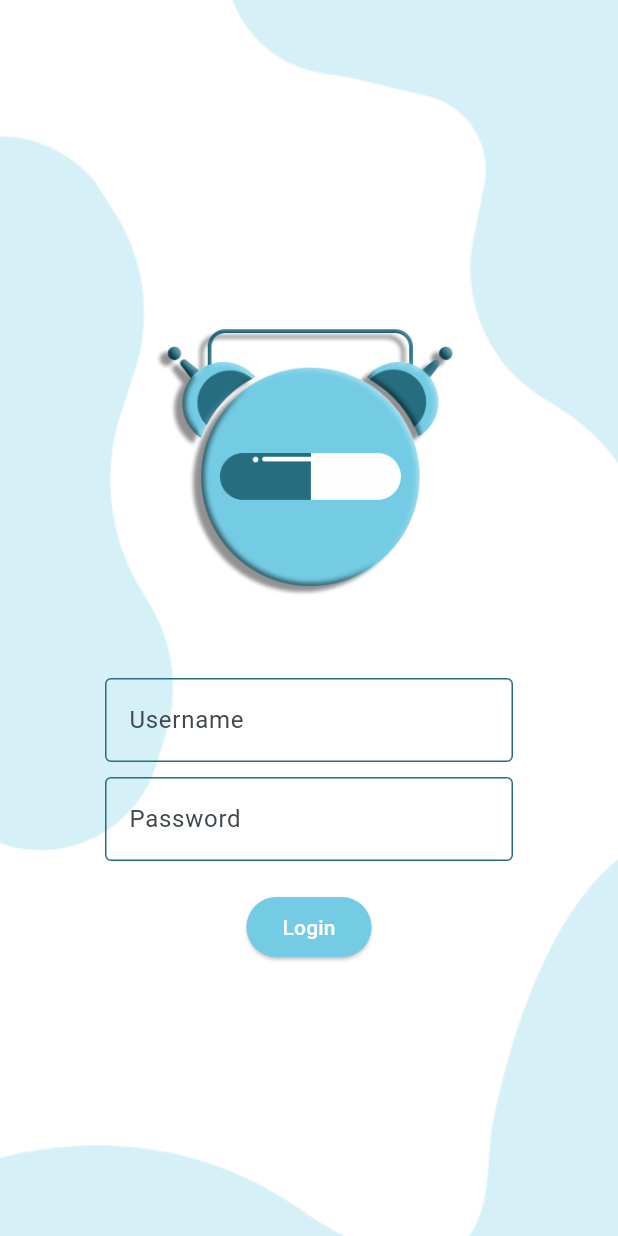
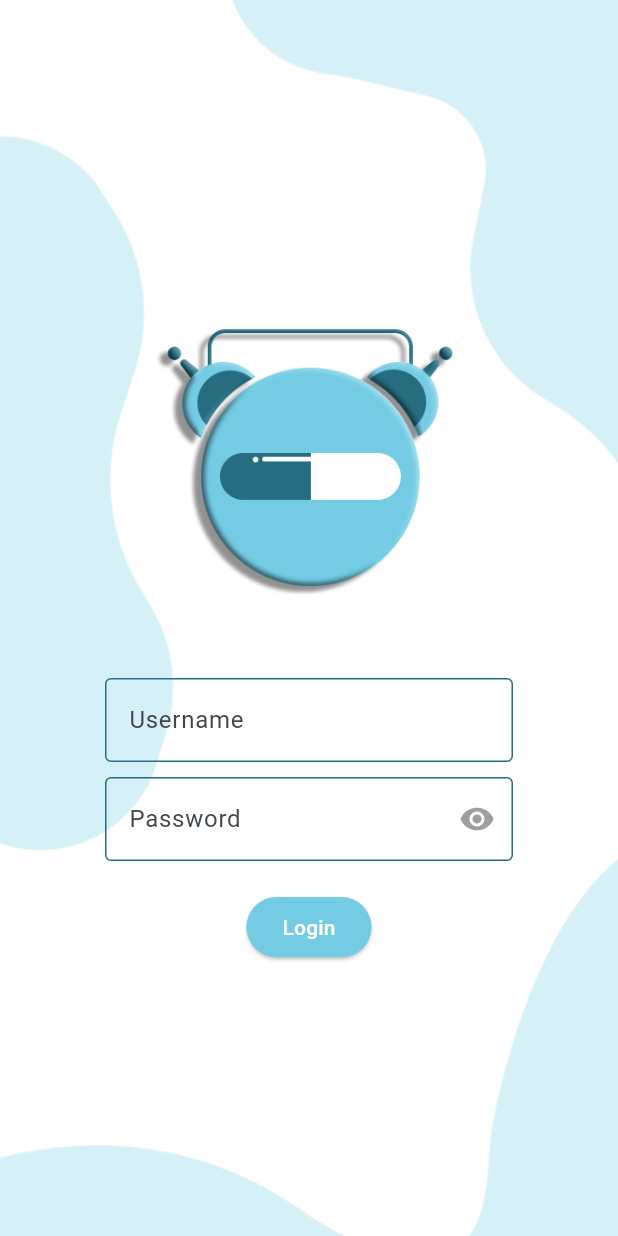
Before and after one commit to Justin-Bolivar/MAD3-Submission-1---Bolivar-Reroma, a Flutter app: the screen it shows after launch, on a phone screen of 412 x 824 dp. Run offline on Flutter 3.47's test engine with Material 3 defaults, Android fonts, the phone set to English and light mode, and no system bars; our stand-ins replace go_router, hive, hive_flutter; accounts and stored records are empty.

Commit message:
added visibility icon

```diff
--- a/lib/login_screen.dart
+++ b/lib/login_screen.dart
@@ -14,6 +14,8 @@ class _LoginScreenState extends State<LoginScreen> {
   final _usernameController = TextEditingController();
   final _passwordController = TextEditingController();
   String _errorMessage = '';
+  bool _isPasswordVisible = false;
+
 
   void _login() {
     if (_formKey.currentState?.validate() ?? false) {
@@ -68,17 +70,28 @@ class _LoginScreenState extends State<LoginScreen> {
                   const SizedBox(height: 10),
                   TextFormField(
                     controller: _passwordController,
-                    decoration:
-                      const InputDecoration(
-                        labelText: 'Password',
-                        enabledBorder: OutlineInputBorder(
-                          borderSide: BorderSide(color: Color(0xFF266D80), width: 1.0),
-                        ),
-                        focusedBorder: OutlineInputBorder(
-                          borderSide: BorderSide(color: Color(0xFF266D80), width: 1.0),
+                    decoration: InputDecoration(
+                      labelText: 'Password',
+                      enabledBorder: const OutlineInputBorder(
+                        borderSide: BorderSide(color: Color(0xFF266D80), width: 1.0),
+                      ),
+                      focusedBorder: const OutlineInputBorder(
+                        borderSide: BorderSide(color: Color(0xFF266D80), width: 1.0),
+                      ),
+                      suffixIcon: GestureDetector(
+                        onTap: () {
+                          // Toggle the visibility of the password
+                          setState(() {
+                            _isPasswordVisible =!_isPasswordVisible;
+                          });
+                        },
+                        child: Icon(
+                          _isPasswordVisible? Icons.visibility_off : Icons.visibility,
+                          color: Colors.grey, // Optional: Change icon color
                         ),
                       ),
-                    obscureText: true,
+                    ),
+                    obscureText:!_isPasswordVisible, // Use the state variable to control obscuration
                     validator: (value) =>
                         value?.isEmpty?? true? 'Enter your password' : null,
                   ),
```
